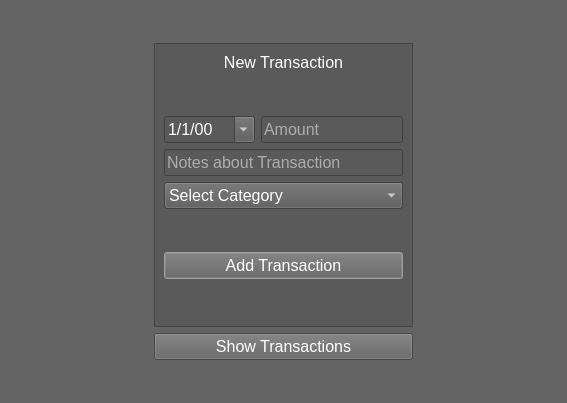
The window that gui/newtransaction_dialog.ui (kkonsw/expense-tracker) describes before a commit, drawn with Qt 5.
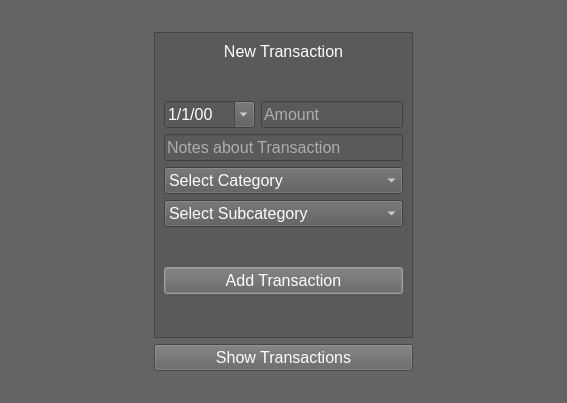
The same window after the commit.

```diff
--- a/gui/newtransaction_dialog.ui
+++ b/gui/newtransaction_dialog.ui
@@ -189,6 +189,24 @@
             </item>
            </widget>
           </item>
+          <item>
+           <widget class="QComboBox" name="comboBox_subcategory">
+            <property name="font">
+             <font>
+              <pointsize>12</pointsize>
+             </font>
+            </property>
+            <property name="styleSheet">
+             <string notr="true">color: rgb(255, 255, 255);
+selection-background-color: gray;</string>
+            </property>
+            <item>
+             <property name="text">
+              <string>Select Subcategory</string>
+             </property>
+            </item>
+           </widget>
+          </item>
           <item>
            <spacer name="verticalSpacer_3">
             <property name="orientation">
```
Left out of the diff: 2 changed lines with no effect on the pictures.
